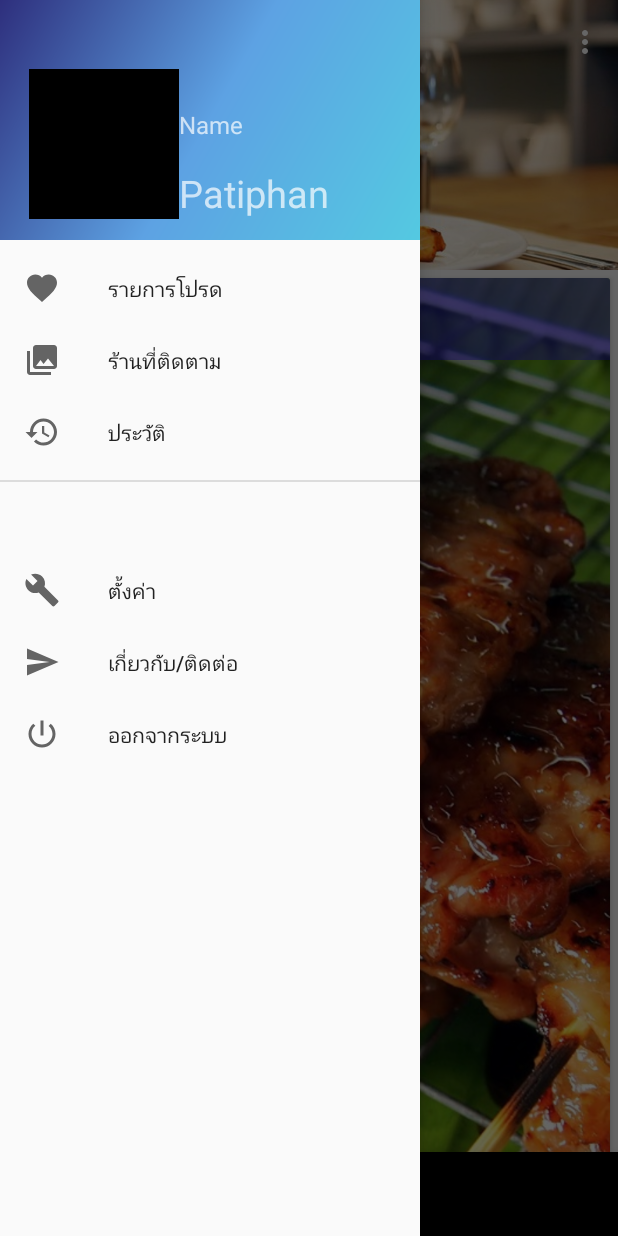
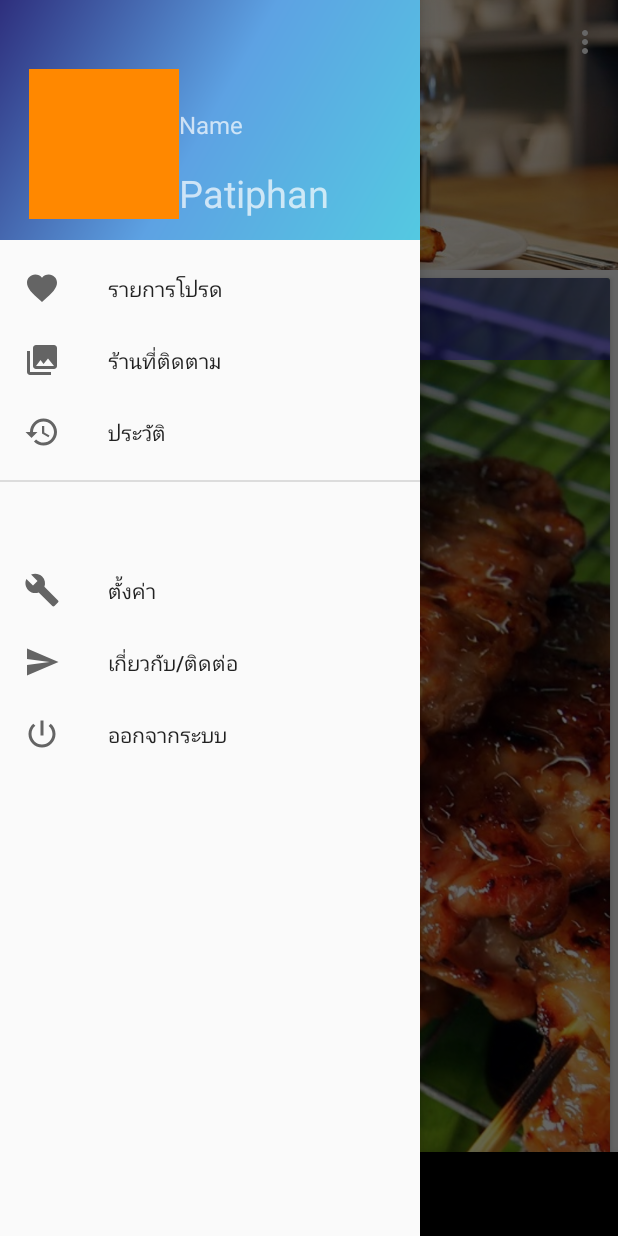
Before and after one commit to Takter10/Kin01, an Android app: the screen it shows after launch (MainActivity), with the side drawer open, on a phone screen of 412 x 824 dp. Run offline under Robolectric (Android 15) with nearby library versions, the phone set to English and light mode, and no system bars; our stand-ins replace Firebase (no records; nobody signed in at launch, a user with empty details on screens opened directly).

```diff
--- a/app/src/main/res/layout/drawer_header.xml
+++ b/app/src/main/res/layout/drawer_header.xml
@@ -16,7 +16,7 @@
         android:layout_marginLeft="8dp"
         android:layout_marginRight="8dp"
         android:layout_marginTop="8dp"
-        android:src="@android:color/black"
+        android:src="@android:color/holo_orange_dark"
         app:layout_constraintBottom_toBottomOf="parent"
         app:layout_constraintHorizontal_bias="0.068"
         app:layout_constraintLeft_toLeftOf="parent"
```
